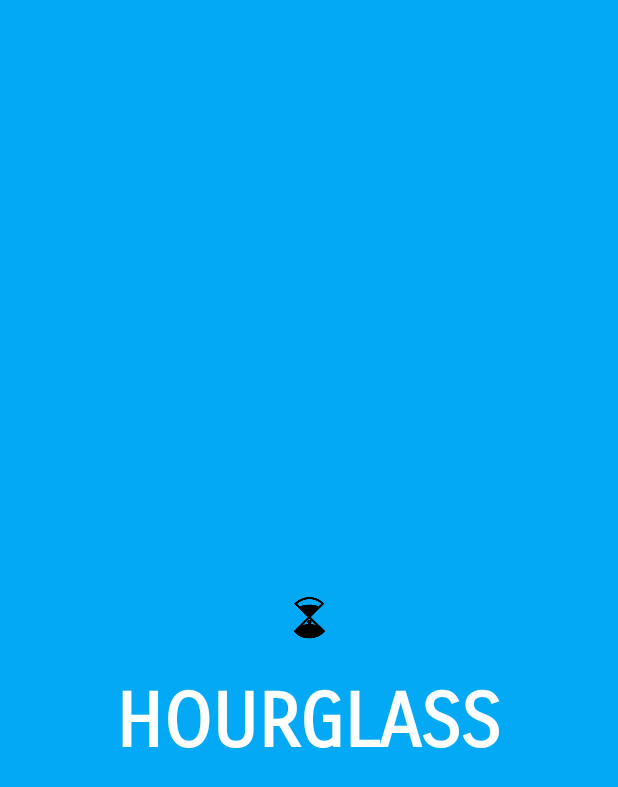
After one commit to lcampanella98/Hourglass, an Android app: the layout activity_splash.xml on its own in the app's theme, with its tools: preview values and no code run, on a phone screen of 412 x 824 dp. The commit adds this screen. Shown: the top 787 px of the screen. Run offline under Robolectric (Android 15) with nearby library versions, the phone set to English and light mode, and no system bars.

Commit message:
Splash screen added -- need to fix resolution of image on splashscreen

```diff
--- /dev/null
+++ b/app/src/main/res/layout/activity_splash.xml
@@ -0,0 +1,30 @@
+<?xml version="1.0" encoding="utf-8"?>
+<RelativeLayout xmlns:android="http://schemas.android.com/apk/res/android"
+    android:layout_width="match_parent"
+    android:layout_height="match_parent"
+    android:background="@color/splashBackgroundColorBlue" >
+
+    <TextView
+        android:text="Hourglass"
+        android:layout_width="wrap_content"
+        android:layout_height="wrap_content"
+        android:id="@+id/textView"
+        android:textAppearance="@style/TextAppearance.AppCompat.Medium"
+        android:fontFamily="sans-serif-smallcaps"
+        android:textSize="50sp"
+        android:textStyle="normal|bold"
+        android:textAllCaps="true"
+        android:textColor="#FFF"
+        android:layout_marginTop="23dp"
+        android:layout_below="@+id/imgLogo"
+        android:layout_centerHorizontal="true" />
+
+    <ImageView
+        android:id="@+id/imgLogo"
+        android:layout_width="wrap_content"
+        android:layout_height="wrap_content"
+        android:src="@drawable/hourglass"
+        android:layout_centerVertical="true"
+        android:layout_centerHorizontal="true" />
+
+</RelativeLayout>
--- a/app/src/main/res/values/colors.xml
+++ b/app/src/main/res/values/colors.xml
@@ -6,4 +6,6 @@
 	<color name="textColorPrimary">#FFFFFF</color>
         <color name="windowBackground">#FFFFFF</color>
         <color name="navigationBarColor">#000000</color>
+    <color name="splashBackgroundColorBlue">#03A9F4</color>
+    <color name="splashBackgroundColorRed">#c6322a</color>
 </resources>
```
Also changed, not shown: app/src/main/AndroidManifest.xml (+6 -1 lines), app/src/main/java/com/hourglass/hacknjit/hourglass/SplashScreen.java (added, +41 -0 lines).
